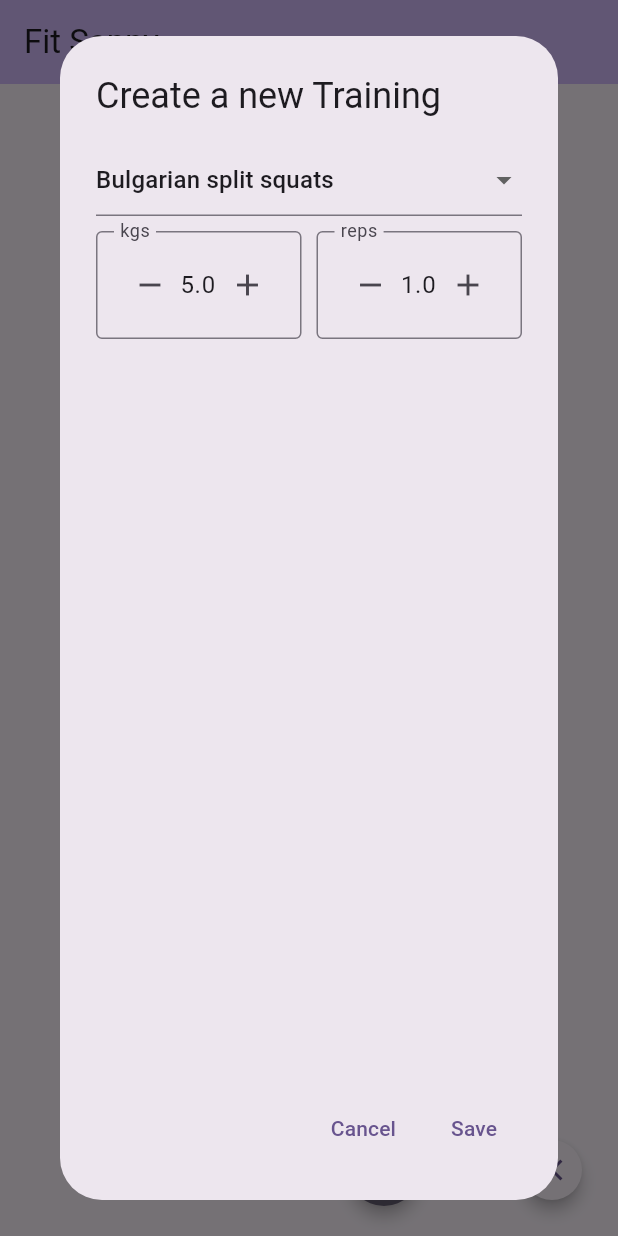
After one commit to Fabs97/fitsanny, a Flutter app: the screen it shows after launch, after a tap on the "close" icon, after a tap on the "fitness center" icon, on a phone screen of 412 x 824 dp. The commit adds this screen. Run offline on Flutter 3.47's test engine with Material 3 defaults, Android fonts, the phone set to English and light mode, and no system bars; drawn by our look-alikes of flutter_form_builder; our stand-ins replace flutter_bloc, sqflite; accounts and stored records are empty.

Commit message:
before routing

```diff
--- a/analysis_options.yaml
+++ b/analysis_options.yaml
@@ -26,3 +26,6 @@ linter:
 
 # Additional information about this file can be found at
 # https://dart.dev/guides/language/analysis-options
+bloc:
+  rules:
+    - prefer_cubit
--- /dev/null
+++ b/lib/components/form_stepper.dart
@@ -0,0 +1,114 @@
+import 'package:flutter/material.dart';
+import 'package:flutter_form_builder/flutter_form_builder.dart';
+
+class FormStepper extends StatefulWidget {
+  final String name;
+  final String label;
+  final double step;
+  final num initialValue;
+
+  const FormStepper({
+    required this.name,
+    required this.label,
+    this.step = 0.1,
+    this.initialValue = 0,
+    super.key,
+  });
+
+  @override
+  State<FormStepper> createState() => _FormStepperState();
+}
+
+class _FormStepperState extends State<FormStepper> {
+  late TextEditingController _controller;
+  late double _currentValue;
+
+  @override
+  void initState() {
+    super.initState();
+    _currentValue = widget.initialValue.toDouble();
+    _controller = TextEditingController(text: _currentValue.toStringAsFixed(1));
+  }
+
+  void _increment() {
+    setState(() {
+      _currentValue += widget.step;
+      _controller.text = _currentValue.toStringAsFixed(1);
+    });
+  }
+
+  void _decrement() {
+    setState(() {
+      _currentValue = (_currentValue - widget.step).clamp(0, double.infinity);
+      _controller.text = _currentValue.toStringAsFixed(1);
+    });
+  }
+
+  void _onChanged(String value) {
+    final val = double.tryParse(value);
+    if (val != null && val >= 0) {
+      _currentValue = val;
+    }
+  }
+
+  @override
+  Widget build(BuildContext context) {
+    return FormBuilderField<double>(
+      name: widget.name,
+      initialValue: _currentValue,
+      validator: (val) => val == null || val < 0 ? 'Invalid number' : null,
+      builder: (field) {
+        return InputDecorator(
+          decoration: InputDecoration(
+            labelText: widget.label,
+            border: const OutlineInputBorder(),
+            errorText: field.errorText,
+          ),
+          child: Row(
+            children: [
+              _buildIconButton(Icons.remove, _decrement, field),
+              Expanded(
+                child: TextField(
+                  controller: _controller,
+                  keyboardType: const TextInputType.numberWithOptions(
+                    decimal: true,
+                    signed: false,
+                  ),
+                  decoration: const InputDecoration(
+                    border: InputBorder.none,
+                    isDense: true,
+                  ),
+                  onChanged: (val) {
+                    _onChanged(val);
+                    field.didChange(_currentValue);
+                  },
+                  onEditingComplete: () {
+                    // Format the text after editing
+                    _controller.text = _currentValue.toStringAsFixed(1);
+                    FocusScope.of(context).unfocus();
+                  },
+                ),
+              ),
+              _buildIconButton(Icons.add, _increment, field),
+            ],
+          ),
+        );
+      },
+    );
+  }
+
+  IconButton _buildIconButton(
+    IconData icon,
+    VoidCallback callback,
+    FormFieldState<double> field,
+  ) {
+    return IconButton(
+      visualDensity: VisualDensity.compact,
+      icon: Icon(icon),
+      onPressed: () {
+        callback();
+        field.didChange(_currentValue);
+      },
+    );
+  }
+}
--- /dev/null
+++ b/lib/components/training_form.dart
@@ -0,0 +1,53 @@
+import 'package:fitsanny/components/form_stepper.dart';
+import 'package:flutter/material.dart';
+import 'package:flutter_form_builder/flutter_form_builder.dart';
+
+class TrainingForm extends StatelessWidget {
+  final GlobalKey<FormBuilderState> _formKey = GlobalKey<FormBuilderState>();
+
+  TrainingForm({super.key});
+
+  @override
+  Widget build(BuildContext context) {
+    return FormBuilder(
+      key: _formKey,
+      child: Column(
+        mainAxisSize: MainAxisSize.max,
+        spacing: 10.0,
+        children: [
+          FormBuilderDropdown(
+            name: 'Excercise',
+            initialValue: 'Bulgarian split squats',
+            items: ['Bulgarian split squats', 'Squats']
+                .map(
+                  (exercise) =>
+                      DropdownMenuItem(value: exercise, child: Text(exercise)),
+                )
+                .toList(),
+          ),
+          Row(
+            spacing: 10.0,
+            children: [
+              Expanded(
+                child: FormStepper(
+                  name: 'kgs',
+                  label: 'kgs',
+                  step: 0.5,
+                  initialValue: 5,
+                ),
+              ),
+              Expanded(
+                child: FormStepper(
+                  name: 'reps',
+                  label: 'reps',
+                  step: 1,
+                  initialValue: 1,
+                ),
+              ),
+            ],
+          ),
+        ],
+      ),
+    );
+  }
+}
--- a/lib/pages/home/home.dart
+++ b/lib/pages/home/home.dart
@@ -1,5 +1,6 @@
 import 'package:fitsanny/components/action_button.dart';
 import 'package:fitsanny/components/expandable_fab.dart';
+import 'package:fitsanny/components/training_form.dart';
 import 'package:flutter/material.dart';
 
 class HomePage extends StatelessWidget {
@@ -21,32 +22,29 @@ class HomePage extends StatelessWidget {
         distance: 112,
         children: [
           ActionButton(
-            onPressed: () => _showAction(context, ''),
-            icon: Icons.format_size,
-          ),
-          ActionButton(
-            onPressed: () => _showAction(context, 'Insert Photo'),
-            icon: Icons.insert_photo,
-          ),
-          ActionButton(
-            onPressed: () => _showAction(context, 'Videocam'),
-            icon: Icons.videocam,
+            onPressed: () => _showAction(context),
+            icon: Icons.fitness_center,
           ),
         ],
       ),
     );
   }
 
-  void _showAction(BuildContext context, String title) {
-    showDialog<void>(
+  Future<void> _showAction(BuildContext context) {
+    return showDialog(
       context: context,
       builder: (context) {
-        return AlertDialog(
-          content: Text(title),
+        return AlertDialog.adaptive(
+          title: const Text('Create a new Training'),
+          content: TrainingForm(),
           actions: [
             TextButton(
               onPressed: () => Navigator.of(context).pop(),
-              child: const Text('CLOSE'),
+              child: const Text('Cancel'),
+            ),
+            TextButton(
+              onPressed: () => print('save'),
+              child: const Text('Save'),
             ),
           ],
         );
--- a/pubspec.yaml
+++ b/pubspec.yaml
@@ -37,6 +37,9 @@ dependencies:
   sqflite: ^2.4.2
   path: ^1.9.1
   flutter_bloc: ^9.1.1
+  flutter_form_builder: ^10.2.0
+  form_builder_validators: ^11.2.0
+  go_router: ^17.0.0
 
 dev_dependencies:
   flutter_test:
```
Also changed, not shown: lib/pages/training/event/training_home_event.dart (added, +7 -0 lines), lib/pages/training/training_home.dart (added, +39 -0 lines), pubspec.lock.
